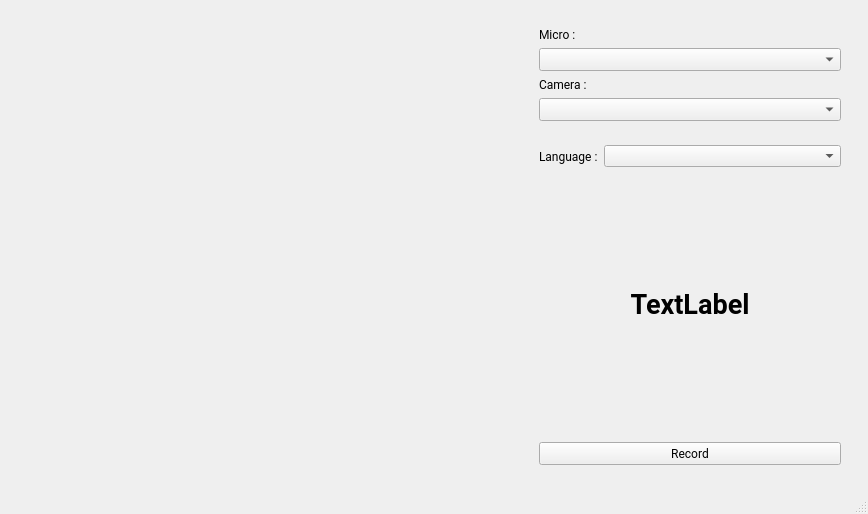
Yoan-Lespessailles/acquisition_donnees, file main_pyside.ui: the form before one commit.
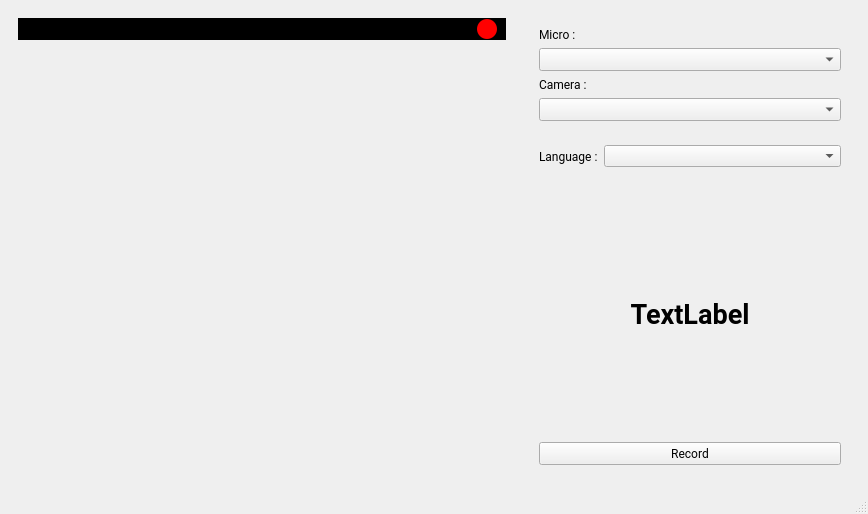
The form after the commit.

Commit message: Affichage du compteur, des effets de record et modification ordre template avec fonction dédiée

Patch:
```diff
--- a/main_pyside.ui
+++ b/main_pyside.ui
@@ -19,47 +19,48 @@
   <widget class="QWidget" name="centralwidget">
    <layout class="QHBoxLayout" name="horizontalLayout_3" stretch="3,2">
     <item>
-     <widget class="QStackedWidget" name="stackedWidget">
+     <widget class="QWidget" name="area_video" native="true">
+      <layout class="QVBoxLayout" name="verticalLayout_3" stretch="0,0">
+       <property name="spacing">
+        <number>0</number>
+       </property>
+       <item>
+        <widget class="QWidget" name="area_record" native="true">
       <property name="sizePolicy">
-       <sizepolicy hsizetype="Expanding" vsizetype="Expanding">
+          <sizepolicy hsizetype="Preferred" vsizetype="Preferred">
         <horstretch>0</horstretch>
         <verstretch>0</verstretch>
        </sizepolicy>
       </property>
-      <property name="currentIndex">
+         <property name="styleSheet">
+          <string notr="true">background-color: black;</string>
+         </property>
+         <layout class="QHBoxLayout" name="horizontalLayout_4" stretch="0,0,0">
+          <property name="spacing">
+           <number>6</number>
+          </property>
+          <property name="leftMargin">
+           <number>9</number>
+          </property>
+          <property name="topMargin">
        <number>0</number>
       </property>
-      <widget class="QWidget" name="page_video">
-       <widget class="QWidget" name="video_widget" native="true">
-        <property name="geometry">
-         <rect>
-          <x>330</x>
-          <y>180</y>
-          <width>120</width>
-          <height>80</height>
-         </rect>
-        </property>
-        <property name="sizePolicy">
-         <sizepolicy hsizetype="Expanding" vsizetype="Expanding">
-          <horstretch>0</horstretch>
-          <verstretch>0</verstretch>
-         </sizepolicy>
-        </property>
-       </widget>
-      </widget>
-      <widget class="QWidget" name="page_overlay">
+          <property name="rightMargin">
+           <number>9</number>
+          </property>
+          <property name="bottomMargin">
+           <number>0</number>
+          </property>
+          <item>
        <widget class="QLabel" name="label_record_timer">
-        <property name="geometry">
-         <rect>
-          <x>200</x>
-          <y>110</y>
-          <width>66</width>
-          <height>18</height>
-         </rect>
+            <property name="font">
+             <font>
+              <family>Roboto</family>
+              <bold>true</bold>
+             </font>
         </property>
         <property name="styleSheet">
          <string notr="true">color: white;
-background-color: rgba(0, 0, 0, 120);
 border-radius: 6px;
 padding: 4px 8px;</string>
         </property>
@@ -67,15 +68,22 @@
          <string/>
         </property>
        </widget>
+          </item>
+          <item>
+           <spacer name="horizontalSpacer">
+            <property name="orientation">
+             <enum>Qt::Orientation::Horizontal</enum>
+            </property>
+            <property name="sizeHint" stdset="0">
+             <size>
+              <width>411</width>
+              <height>20</height>
+             </size>
+            </property>
+           </spacer>
+          </item>
+          <item>
        <widget class="QLabel" name="label_record_dot">
-        <property name="geometry">
-         <rect>
-          <x>280</x>
-          <y>230</y>
-          <width>20</width>
-          <height>20</height>
-         </rect>
-        </property>
         <property name="minimumSize">
          <size>
           <width>20</width>
@@ -96,11 +104,25 @@
          <string/>
         </property>
        </widget>
-      </widget>
-     </widget>
-    </item>
+          </item>
+         </layout>
+        </widget>
+       </item>
+       <item>
+        <widget class="QWidget" name="area_preview" native="true">
+         <property name="sizePolicy">
+          <sizepolicy hsizetype="Expanding" vsizetype="Expanding">
+           <horstretch>0</horstretch>
+           <verstretch>0</verstretch>
+          </sizepolicy>
+         </property>
+        </widget>
+       </item>
+      </layout>
+     </widget>
+    </item>
     <item>
-     <widget class="QWidget" name="area_sentence" native="true">
+     <widget class="QWidget" name="area_menu" native="true">
       <property name="sizePolicy">
        <sizepolicy hsizetype="Preferred" vsizetype="Preferred">
         <horstretch>0</horstretch>
@@ -187,6 +209,29 @@
         </widget>
        </item>
        <item>
+        <widget class="QWidget" name="area_sentence" native="true">
+         <property name="font">
+          <font>
+           <family>Ubuntu</family>
+          </font>
+         </property>
+         <layout class="QVBoxLayout" name="verticalLayout_4">
+          <item>
+           <widget class="QLabel" name="label_cpt_sentence">
+            <property name="font">
+             <font>
+              <family>Roboto</family>
+             </font>
+            </property>
+            <property name="text">
+             <string/>
+            </property>
+            <property name="alignment">
+             <set>Qt::AlignmentFlag::AlignRight|Qt::AlignmentFlag::AlignTrailing|Qt::AlignmentFlag::AlignVCenter</set>
+            </property>
+           </widget>
+          </item>
+          <item>
         <widget class="QLabel" name="label_sentence">
          <property name="sizePolicy">
           <sizepolicy hsizetype="Expanding" vsizetype="Expanding">
@@ -210,6 +255,9 @@
          <property name="wordWrap">
           <bool>true</bool>
          </property>
+           </widget>
+          </item>
+         </layout>
         </widget>
        </item>
        <item>
```
Lines whose indentation alone changed are shown as unchanged. The commit also changes 3 other files.
